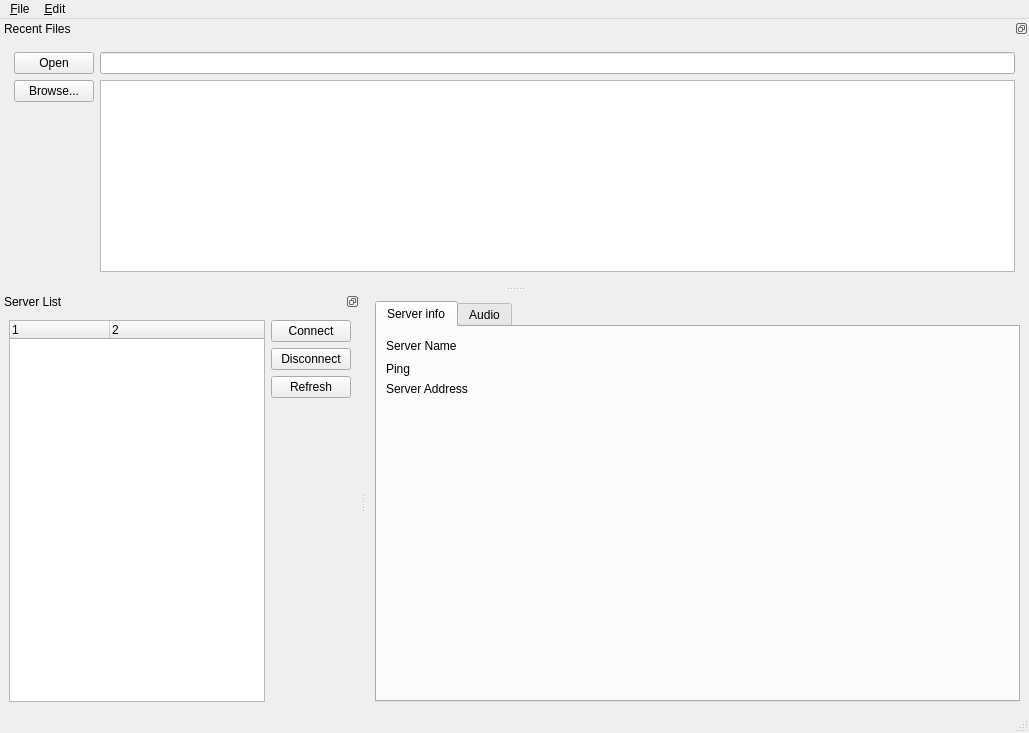
Before: the Qt Designer form src/qt-client/MainWindow.ui in dgeelen/dmplayer, drawn with Qt 5.
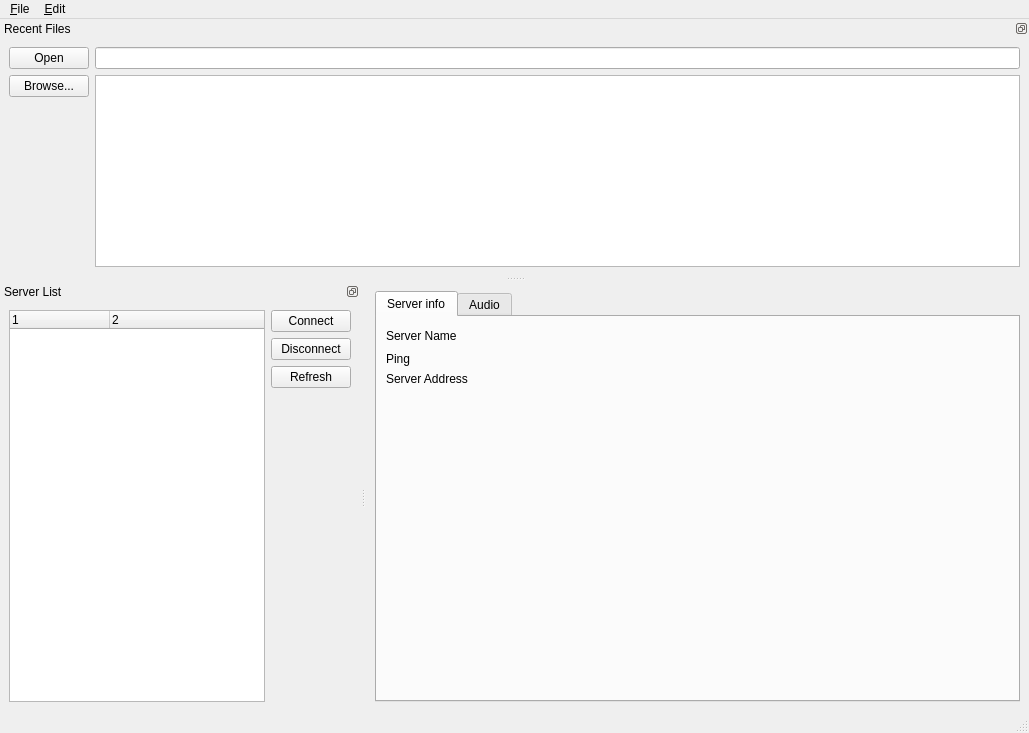
After: the same form once the commit is applied. Icons and pictures are not drawn.

Commit message: Fix layout margins.

```diff
--- a/src/qt-client/MainWindow.ui
+++ b/src/qt-client/MainWindow.ui
@@ -267,6 +267,18 @@
    </attribute>
    <widget class="QWidget" name="dockWidgetContents" >
     <layout class="QHBoxLayout" >
+     <property name="leftMargin" >
+      <number>9</number>
+     </property>
+     <property name="topMargin" >
+      <number>9</number>
+     </property>
+     <property name="rightMargin" >
+      <number>9</number>
+     </property>
+     <property name="bottomMargin" >
+      <number>9</number>
+     </property>
      <item>
       <widget class="QTreeWidget" name="serverlist" >
        <column>
@@ -337,49 +349,29 @@
    </attribute>
    <widget class="QWidget" name="dockWidgetContents_2" >
     <layout class="QGridLayout" >
-     <item row="0" column="2" >
-      <spacer>
-       <property name="orientation" >
-        <enum>Qt::Vertical</enum>
-       </property>
-       <property name="sizeType" >
-        <enum>QSizePolicy::Fixed</enum>
-       </property>
-       <property name="sizeHint" >
-        <size>
-         <width>5</width>
-         <height>5</height>
-        </size>
-       </property>
-      </spacer>
-     </item>
-     <item row="1" column="1" >
+     <property name="leftMargin" >
+      <number>9</number>
+     </property>
+     <property name="topMargin" >
+      <number>9</number>
+     </property>
+     <property name="rightMargin" >
+      <number>9</number>
+     </property>
+     <property name="bottomMargin" >
+      <number>9</number>
+     </property>
+     <item row="0" column="0" >
       <widget class="QPushButton" name="OpenEditButton" >
        <property name="text" >
         <string>Open</string>
        </property>
       </widget>
      </item>
-     <item row="1" column="2" >
+     <item row="0" column="1" >
       <widget class="QLineEdit" name="lineEdit" />
      </item>
-     <item row="2" column="0" >
-      <spacer>
-       <property name="orientation" >
-        <enum>Qt::Horizontal</enum>
-       </property>
-       <property name="sizeType" >
-        <enum>QSizePolicy::Fixed</enum>
-       </property>
-       <property name="sizeHint" >
-        <size>
-         <width>5</width>
-         <height>5</height>
-        </size>
-       </property>
-      </spacer>
-     </item>
-     <item row="2" column="1" >
+     <item row="1" column="0" >
       <layout class="QVBoxLayout" >
        <item>
         <widget class="QPushButton" name="OpenButton" >
@@ -403,41 +395,9 @@
        </item>
       </layout>
      </item>
-     <item row="2" column="2" >
+     <item row="1" column="1" >
       <widget class="QListWidget" name="listRecentFiles" />
      </item>
-     <item row="2" column="3" >
-      <spacer>
-       <property name="orientation" >
-        <enum>Qt::Horizontal</enum>
-       </property>
-       <property name="sizeType" >
-        <enum>QSizePolicy::Fixed</enum>
-       </property>
-       <property name="sizeHint" >
-        <size>
-         <width>5</width>
-         <height>5</height>
-        </size>
-       </property>
-      </spacer>
-     </item>
-     <item row="3" column="2" >
-      <spacer>
-       <property name="orientation" >
-        <enum>Qt::Vertical</enum>
-       </property>
-       <property name="sizeType" >
-        <enum>QSizePolicy::Fixed</enum>
-       </property>
-       <property name="sizeHint" >
-        <size>
-         <width>5</width>
-         <height>5</height>
-        </size>
-       </property>
-      </spacer>
-     </item>
     </layout>
    </widget>
   </widget>
```
